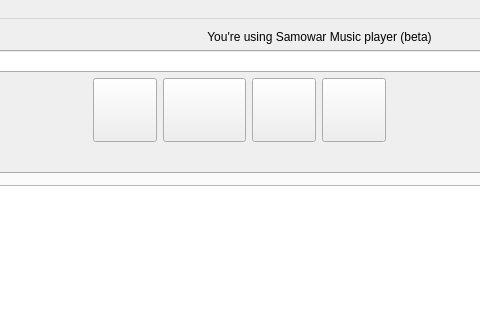
Old version of the form mainwindow.ui in the repository flyboy14/SamowarMP; both pictures show x 112 to 592 and y 0 to 320 of the 863 by 663 pixel window.
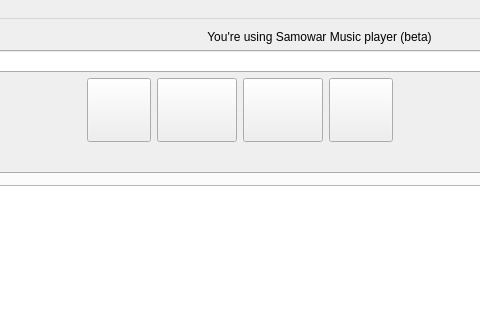
New version of the form. Icons and pictures are not drawn.

Commit message: fixed stylesheets and added inactive icons

Patch:
```diff
--- a/mainwindow.ui
+++ b/mainwindow.ui
@@ -98,8 +98,8 @@
             </property>
             <property name="maximumSize">
              <size>
-              <width>100</width>
-              <height>100</height>
+              <width>80</width>
+              <height>80</height>
              </size>
             </property>
             <property name="cursor">
@@ -139,8 +139,8 @@
             </property>
             <property name="maximumSize">
              <size>
-              <width>100</width>
-              <height>100</height>
+              <width>80</width>
+              <height>80</height>
              </size>
             </property>
             <property name="palette">
@@ -203,6 +203,11 @@
             <property name="layoutDirection">
              <enum>Qt::LeftToRight</enum>
             </property>
+            <property name="styleSheet">
+             <string notr="true">QPushButton { border-image: url(/usr/share/samowar/icons/media-play.png); } 
+QPushButton::hover { border-image:url(/usr/share/samowar/icons/media-play-hover.png);}
+QPushButton::pressed { border-image: url(/usr/share/samowar/icons/media-play.png); } </string>
+            </property>
             <property name="text">
              <string/>
             </property>
@@ -225,12 +230,6 @@
           </item>
           <item>
            <widget class="QPushButton" name="button_stop">
-            <property name="sizePolicy">
-             <sizepolicy hsizetype="MinimumExpanding" vsizetype="Fixed">
-              <horstretch>0</horstretch>
-              <verstretch>0</verstretch>
-             </sizepolicy>
-            </property>
             <property name="minimumSize">
              <size>
               <width>64</width>
@@ -239,47 +238,10 @@
             </property>
             <property name="maximumSize">
              <size>
-              <width>64</width>
-              <height>64</height>
+              <width>80</width>
+              <height>80</height>
              </size>
             </property>
-            <property name="palette">
-             <palette>
-              <active>
-               <colorrole role="ButtonText">
-                <brush brushstyle="SolidPattern">
-                 <color alpha="255">
-                  <red>255</red>
-                  <green>103</green>
-                  <blue>103</blue>
-                 </color>
-                </brush>
-               </colorrole>
-              </active>
-              <inactive>
-               <colorrole role="ButtonText">
-                <brush brushstyle="SolidPattern">
-                 <color alpha="255">
-                  <red>255</red>
-                  <green>103</green>
-                  <blue>103</blue>
-                 </color>
-                </brush>
-               </colorrole>
-              </inactive>
-              <disabled>
-               <colorrole role="ButtonText">
-                <brush brushstyle="SolidPattern">
-                 <color alpha="255">
-                  <red>190</red>
-                  <green>190</green>
-                  <blue>190</blue>
-                 </color>
-                </brush>
-               </colorrole>
-              </disabled>
-             </palette>
-            </property>
             <property name="font">
              <font>
               <family>Terminus</family>
@@ -328,8 +290,8 @@
             </property>
             <property name="maximumSize">
              <size>
-              <width>64</width>
-              <height>64</height>
+              <width>80</width>
+              <height>80</height>
              </size>
             </property>
             <property name="cursor">
```
Left out of the diff: 112 changed lines with no effect on the pictures. The commit also changes 4 other files.
